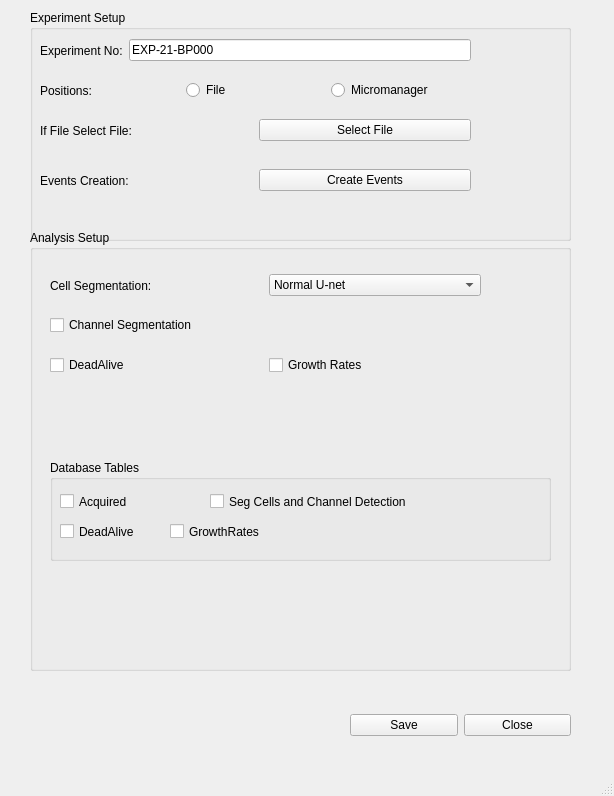
Old version of the form setupWindow.ui in the repository karempudi/GUIs.
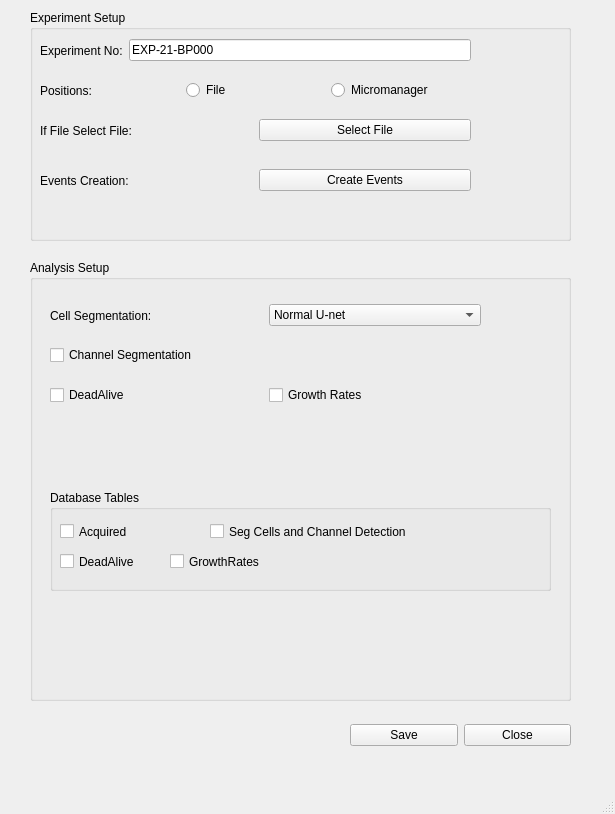
New version of the form.

Commit message: Expt window coming along

Diff of the .ui file:
```diff
--- a/setupWindow.ui
+++ b/setupWindow.ui
@@ -6,8 +6,8 @@
    <rect>
     <x>0</x>
     <y>0</y>
-    <width>614</width>
-    <height>796</height>
+    <width>615</width>
+    <height>814</height>
    </rect>
   </property>
   <property name="windowTitle">
@@ -142,7 +142,7 @@
     <property name="geometry">
      <rect>
       <x>30</x>
-      <y>230</y>
+      <y>260</y>
       <width>541</width>
       <height>441</height>
      </rect>
@@ -298,7 +298,7 @@
     <property name="geometry">
      <rect>
       <x>350</x>
-      <y>700</y>
+      <y>710</y>
       <width>221</width>
       <height>51</height>
      </rect>
```
Left out of the diff: 42 changed lines with no effect on the pictures. The commit also changes 3 other files.
